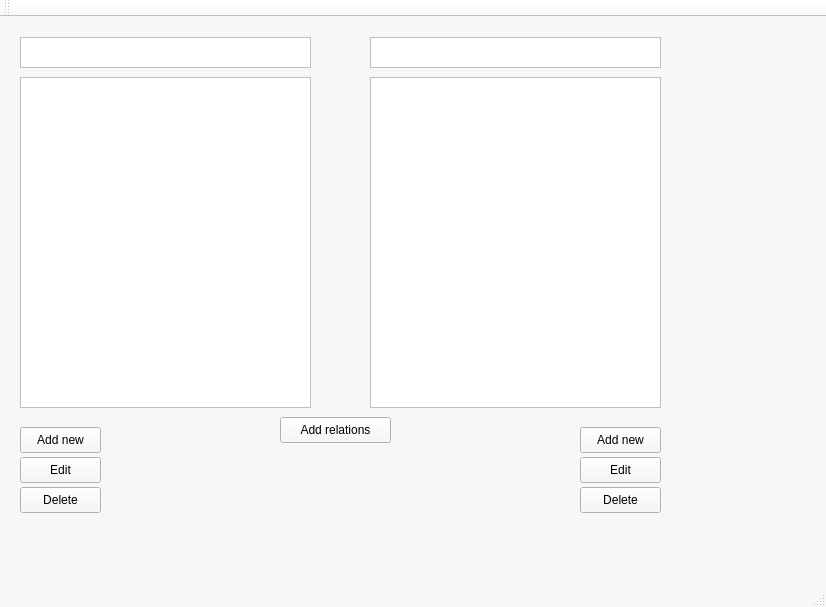
This is mainwindow.ui in Hopur-50/Verkefni3 as Qt 5 draws it before an edit. The edited form follows.
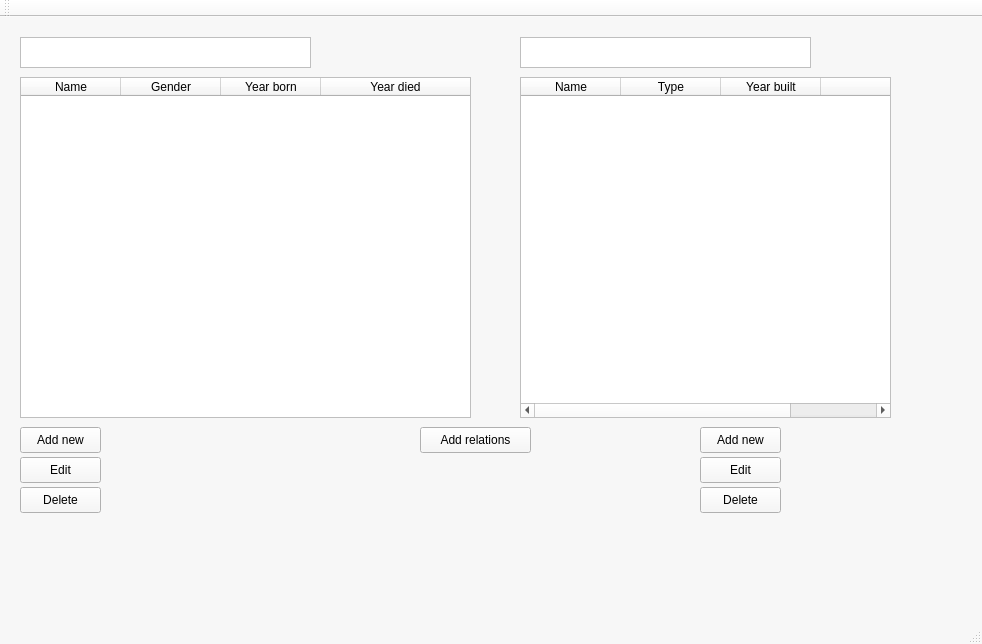
This is the edited form.

Commit message: töflurgjlse

```diff
--- a/mainwindow.ui
+++ b/mainwindow.ui
@@ -6,8 +6,8 @@
    <rect>
     <x>0</x>
     <y>0</y>
-    <width>826</width>
-    <height>607</height>
+    <width>982</width>
+    <height>644</height>
    </rect>
   </property>
   <property name="palette">
@@ -432,7 +432,7 @@
    <widget class="QPushButton" name="deleteComputerButton">
     <property name="geometry">
      <rect>
-      <x>580</x>
+      <x>700</x>
       <y>470</y>
       <width>81</width>
       <height>26</height>
@@ -445,7 +445,7 @@
    <widget class="QPushButton" name="addNewComputerButton">
     <property name="geometry">
      <rect>
-      <x>580</x>
+      <x>700</x>
       <y>410</y>
       <width>81</width>
       <height>26</height>
@@ -471,7 +471,7 @@
    <widget class="QPushButton" name="editComputerButton">
     <property name="geometry">
      <rect>
-      <x>580</x>
+      <x>700</x>
       <y>440</y>
       <width>81</width>
       <height>26</height>
@@ -510,8 +510,8 @@
    <widget class="QPushButton" name="addRelationsButton">
     <property name="geometry">
      <rect>
-      <x>280</x>
-      <y>400</y>
+      <x>420</x>
+      <y>410</y>
       <width>111</width>
       <height>26</height>
      </rect>
@@ -533,7 +533,7 @@
    <widget class="QTextEdit" name="textEdit_2">
     <property name="geometry">
      <rect>
-      <x>370</x>
+      <x>520</x>
       <y>20</y>
       <width>291</width>
       <height>31</height>
@@ -545,20 +545,129 @@
      <rect>
       <x>20</x>
       <y>60</y>
-      <width>291</width>
-      <height>331</height>
+      <width>451</width>
+      <height>341</height>
      </rect>
     </property>
+    <property name="selectionBehavior">
+     <enum>QAbstractItemView::SelectRows</enum>
+    </property>
+    <property name="sortingEnabled">
+     <bool>true</bool>
+    </property>
+    <attribute name="horizontalHeaderVisible">
+     <bool>true</bool>
+    </attribute>
+    <attribute name="horizontalHeaderCascadingSectionResizes">
+     <bool>true</bool>
+    </attribute>
+    <attribute name="horizontalHeaderDefaultSectionSize">
+     <number>100</number>
+    </attribute>
+    <attribute name="horizontalHeaderHighlightSections">
+     <bool>true</bool>
+    </attribute>
+    <attribute name="horizontalHeaderMinimumSectionSize">
+     <number>40</number>
+    </attribute>
+    <attribute name="horizontalHeaderShowSortIndicator" stdset="0">
+     <bool>true</bool>
+    </attribute>
+    <attribute name="horizontalHeaderStretchLastSection">
+     <bool>true</bool>
+    </attribute>
+    <attribute name="verticalHeaderCascadingSectionResizes">
+     <bool>true</bool>
+    </attribute>
+    <attribute name="verticalHeaderDefaultSectionSize">
+     <number>40</number>
+    </attribute>
+    <attribute name="verticalHeaderShowSortIndicator" stdset="0">
+     <bool>false</bool>
+    </attribute>
+    <attribute name="verticalHeaderStretchLastSection">
+     <bool>true</bool>
+    </attribute>
+    <column>
+     <property name="text">
+      <string>Name</string>
+     </property>
+    </column>
+    <column>
+     <property name="text">
+      <string>Gender</string>
+     </property>
+    </column>
+    <column>
+     <property name="text">
+      <string>Year born</string>
+     </property>
+    </column>
+    <column>
+     <property name="text">
+      <string>Year died</string>
+     </property>
+    </column>
    </widget>
    <widget class="QTableWidget" name="tableComputer">
     <property name="geometry">
      <rect>
-      <x>370</x>
+      <x>520</x>
       <y>60</y>
-      <width>291</width>
-      <height>331</height>
+      <width>371</width>
+      <height>341</height>
      </rect>
     </property>
+    <property name="sortingEnabled">
+     <bool>true</bool>
+    </property>
+    <attribute name="horizontalHeaderCascadingSectionResizes">
+     <bool>true</bool>
+    </attribute>
+    <attribute name="horizontalHeaderHighlightSections">
+     <bool>true</bool>
+    </attribute>
+    <attribute name="horizontalHeaderShowSortIndicator" stdset="0">
+     <bool>true</bool>
+    </attribute>
+    <attribute name="horizontalHeaderStretchLastSection">
+     <bool>true</bool>
+    </attribute>
+    <attribute name="verticalHeaderVisible">
+     <bool>true</bool>
+    </attribute>
+    <attribute name="verticalHeaderCascadingSectionResizes">
+     <bool>true</bool>
+    </attribute>
+    <attribute name="verticalHeaderDefaultSectionSize">
+     <number>40</number>
+    </attribute>
+    <attribute name="verticalHeaderShowSortIndicator" stdset="0">
+     <bool>false</bool>
+    </attribute>
+    <attribute name="verticalHeaderStretchLastSection">
+     <bool>true</bool>
+    </attribute>
+    <column>
+     <property name="text">
+      <string>Name</string>
+     </property>
+    </column>
+    <column>
+     <property name="text">
+      <string>Type</string>
+     </property>
+    </column>
+    <column>
+     <property name="text">
+      <string>Year built</string>
+     </property>
+    </column>
+    <column>
+     <property name="text">
+      <string/>
+     </property>
+    </column>
    </widget>
   </widget>
   <widget class="QMenuBar" name="menuBar">
```
Left out of the diff: 2 changed lines with no effect on the pictures.
